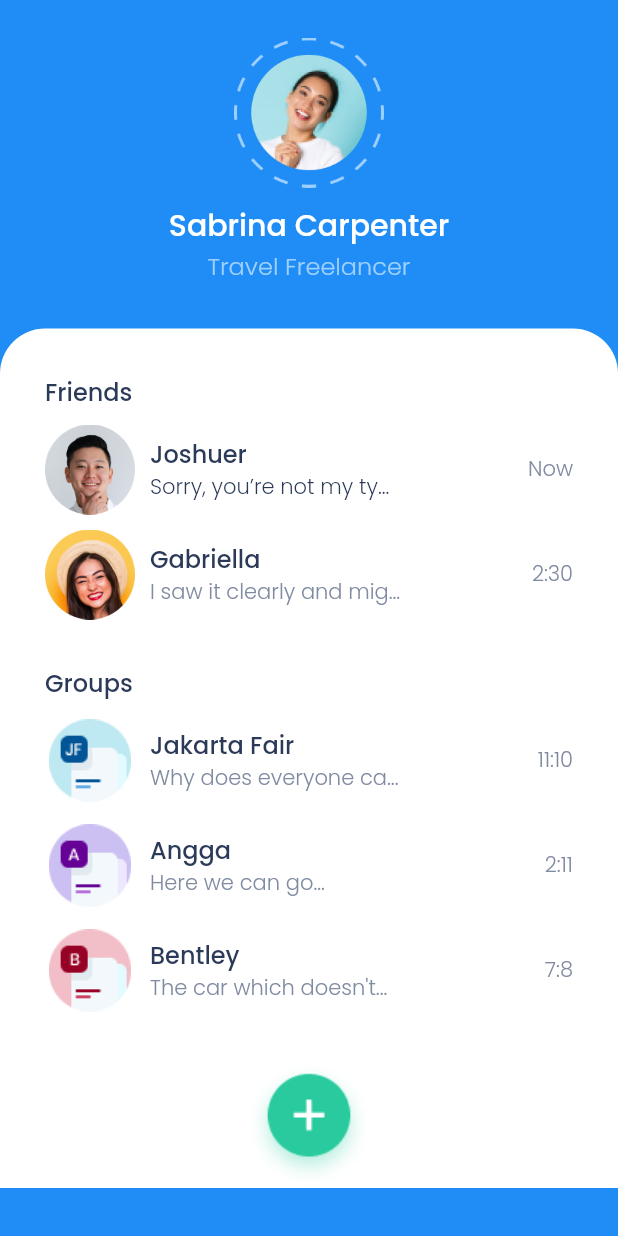
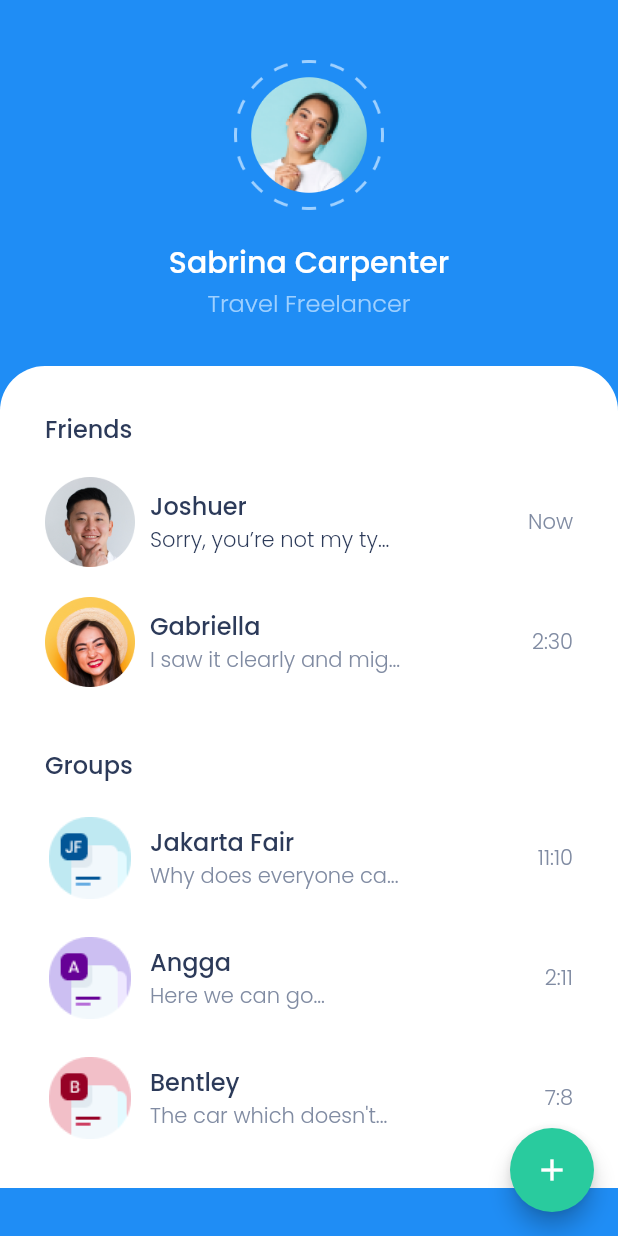
Before and after one commit to irnurzaman/chatty, a Flutter app: the screen it shows after launch, on a phone screen of 412 x 824 dp. Run offline on Flutter 3.47's test engine with Material 2 defaults, Android fonts, the phone set to English and light mode, and no system bars; our stand-ins replace google_fonts; missing offline and left inert: dart:ffi.

Commit message:
feat: Add floatingActionButton

```diff
--- a/lib/pages/home.dart
+++ b/lib/pages/home.dart
@@ -9,11 +9,17 @@ class Homepage extends StatelessWidget {
   Widget build(BuildContext context) {
     return SafeArea(
       child: Scaffold(
+        floatingActionButton: FloatingActionButton(
+          backgroundColor: green,
+          onPressed: () {},
+          child: const Icon(Icons.add),
+        ),
         backgroundColor: blue,
-        body: Column(
+        body: SingleChildScrollView(
+          child: Column(
             children: [
               Padding(
-              padding: const EdgeInsets.only(top: 25),
+                padding: const EdgeInsets.only(top: 40),
                 child: Row(
                   mainAxisAlignment: MainAxisAlignment.center,
                   children: [
@@ -26,7 +32,7 @@ class Homepage extends StatelessWidget {
                 ),
               ),
               Padding(
-              padding: const EdgeInsets.only(top: 10),
+                padding: const EdgeInsets.only(top: 20),
                 child: Text(
                   "Sabrina Carpenter",
                   style: avaName,
@@ -52,7 +58,7 @@ class Homepage extends StatelessWidget {
                     style: title,
                   ),
                   Padding(
-                  padding: const EdgeInsets.only(top: 10),
+                    padding: const EdgeInsets.only(top: 20),
                     child: chatItem(
                         image: "assets/images/ava2.png",
                         name: "Joshuer",
@@ -61,7 +67,7 @@ class Homepage extends StatelessWidget {
                         read: false),
                   ),
                   Padding(
-                  padding: const EdgeInsets.only(top: 10),
+                    padding: const EdgeInsets.only(top: 20),
                     child: chatItem(
                       image: "assets/images/ava3.png",
                       name: "Gabriella",
@@ -70,14 +76,14 @@ class Homepage extends StatelessWidget {
                     ),
                   ),
                   const SizedBox(
-                  height: 30,
+                    height: 40,
                   ),
                   Text(
                     "Groups",
                     style: title,
                   ),
                   Padding(
-                  padding: const EdgeInsets.only(top: 10),
+                    padding: const EdgeInsets.only(top: 20),
                     child: chatItem(
                       image: "assets/images/jf.png",
                       name: "Jakarta Fair",
@@ -86,7 +92,7 @@ class Homepage extends StatelessWidget {
                     ),
                   ),
                   Padding(
-                  padding: const EdgeInsets.only(top: 10),
+                    padding: const EdgeInsets.only(top: 20),
                     child: chatItem(
                       image: "assets/images/a.png",
                       name: "Angga",
@@ -95,7 +101,7 @@ class Homepage extends StatelessWidget {
                     ),
                   ),
                   Padding(
-                  padding: const EdgeInsets.only(top: 10),
+                    padding: const EdgeInsets.only(top: 20),
                     child: chatItem(
                       image: "assets/images/b.png",
                       name: "Bentley",
@@ -106,17 +112,12 @@ class Homepage extends StatelessWidget {
                   const SizedBox(
                     height: 30,
                   ),
-                Center(
-                  child: InkWell(
-                    onTap: () {},
-                    child: Image.asset("assets/images/btn.png"),
-                  ),
-                )
                 ]),
               )
             ],
           ),
         ),
+      ),
     );
   }
 }
--- a/lib/theme.dart
+++ b/lib/theme.dart
@@ -8,6 +8,7 @@ Color black = const Color(0xff2C3A59);
 Color lightGrey = const Color(0xff808BA2);
 Color grey = const Color(0xffEBEFF3);
 Color darkGrey = const Color(0xff505C6B);
+Color green = const Color(0xff29CB9E);
 
 TextStyle title = GoogleFonts.poppins(fontSize: 16, fontWeight: FontWeight.w500, color: black);
 TextStyle subtitle = GoogleFonts.poppins(fontWeight: FontWeight.w300, color: lightGrey);
```
Lines whose indentation alone changed are shown as unchanged.
